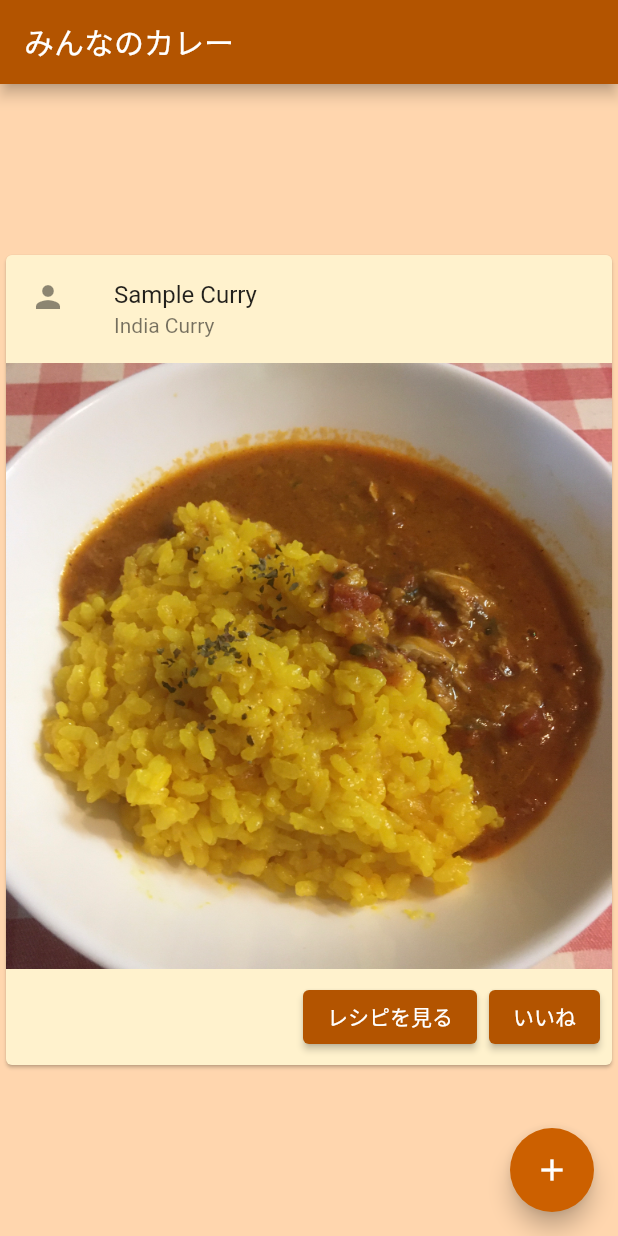
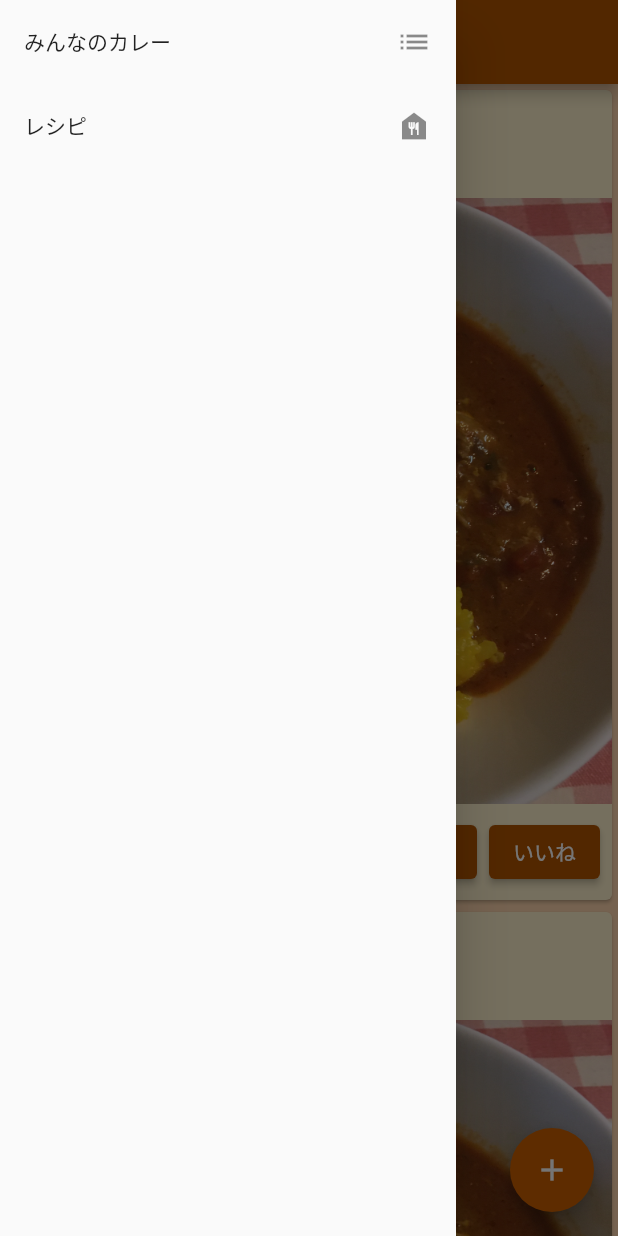
Before and after one commit to arie0703/curry_diary, a Flutter app: the screen it shows after launch, with the side drawer open (before the commit the screen has no drawer), on a phone screen of 412 x 824 dp. Run offline on Flutter 3.47's test engine with Material 2 defaults, Android fonts, the phone set to English and light mode, and no system bars; our stand-ins replace cloud_firestore, firebase_core; accounts and stored records are empty.

```diff
--- /dev/null
+++ b/lib/components/diary/Diaries.dart
@@ -0,0 +1,21 @@
+import 'package:flutter/material.dart';
+import 'package:curry_app/CustomClass.dart';
+import 'package:cloud_firestore/cloud_firestore.dart';
+import 'package:curry_app/components/diary/DiaryCard.dart';
+
+class Diaries extends StatefulWidget {
+  const Diaries({Key? key}) : super(key: key);
+  @override
+  _DiariesState createState() => _DiariesState();
+}
+
+class _DiariesState extends State<Diaries> {
+  @override
+  Widget build(BuildContext context) {
+    return (Center(
+      child: ListView(
+        children: [DiaryCard(), DiaryCard()],
+      ),
+    ));
+  }
+}
--- a/lib/components/PostCard.dart
+++ b/lib/components/diary/DiaryCard.dart
@@ -1,7 +1,8 @@
 import 'package:flutter/material.dart';
 import 'package:curry_app/CustomClass.dart';
 
-class PostCard extends StatelessWidget {
+class DiaryCard extends StatelessWidget {
+  const DiaryCard({Key? key}) : super(key: key);
   @override
   Widget build(BuildContext context) {
     return Card(
--- a/lib/components/diary/PostDiary.dart
+++ b/lib/components/diary/PostDiary.dart
@@ -3,6 +3,7 @@ import 'package:curry_app/CustomClass.dart';
 import 'package:cloud_firestore/cloud_firestore.dart';
 
 class PostDiary extends StatefulWidget {
+  const PostDiary({Key? key}) : super(key: key);
   @override
   _PostDiaryState createState() => _PostDiaryState();
 }
--- a/lib/main.dart
+++ b/lib/main.dart
@@ -1,7 +1,8 @@
 import 'package:flutter/material.dart';
 import 'package:curry_app/CustomClass.dart';
-import 'package:curry_app/components/PostCard.dart';
+import 'package:curry_app/components/diary/Diaries.dart';
 import 'package:curry_app/components/diary/PostDiary.dart';
+import 'package:curry_app/components/recipe/Recipes.dart';
 import 'package:firebase_core/firebase_core.dart';
 
 void main() {
@@ -48,53 +49,52 @@ class MyHomePage extends StatefulWidget {
 }
 
 class _MyHomePageState extends State<MyHomePage> {
-  int _counter = 0;
+  int _selectedNavContent = 0;
+  int _selectedPage = 0;
 
-  void _incrementCounter() {
+  void _onItemTapped(int index) {
     setState(() {
-      // This call to setState tells the Flutter framework that something has
-      // changed in this State, which causes it to rerun the build method below
-      // so that the display can reflect the updated values. If we changed
-      // _counter without calling setState(), then the build method would not be
-      // called again, and so nothing would appear to happen.
-      _counter++;
+      _selectedPage = index;
+      if (index < 3) {
+        _selectedNavContent = index;
+      }
     });
   }
 
   @override
   Widget build(BuildContext context) {
-    // This method is rerun every time setState is called, for instance as done
-    // by the _incrementCounter method above.
-    //
-    // The Flutter framework has been optimized to make rerunning build methods
-    // fast, so that you can just rebuild anything that needs updating rather
-    // than having to individually change instances of widgets.
+    List<Widget> _pageList = <Widget>[
+      Diaries(),
+      Recipes(),
+    ];
+
     return Scaffold(
       appBar: AppBar(
         // Here we take the value from the MyHomePage object that was created by
         // the App.build method, and use it to set our appbar title.
         title: Text(widget.title),
       ),
-      body: Center(
-        // Center is a layout widget. It takes a single child and positions it
-        // in the middle of the parent.
-        child: Column(
-          // Column is also a layout widget. It takes a list of children and
-          // arranges them vertically. By default, it sizes itself to fit its
-          // children horizontally, and tries to be as tall as its parent.
-          //
-          // Invoke "debug painting" (press "p" in the console, choose the
-          // "Toggle Debug Paint" action from the Flutter Inspector in Android
-          // Studio, or the "Toggle Debug Paint" command in Visual Studio Code)
-          // to see the wireframe for each widget.
-          //
-          // Column has various properties to control how it sizes itself and
-          // how it positions its children. Here we use mainAxisAlignment to
-          // center the children vertically; the main axis here is the vertical
-          // axis because Columns are vertical (the cross axis would be
-          // horizontal).
-          mainAxisAlignment: MainAxisAlignment.center,
-          children: <Widget>[PostCard()],
+      body: Center(child: _pageList.elementAt(_selectedPage)),
+      drawer: Drawer(
+        child: ListView(
+          children: [
+            ListTile(
+              title: Text("みんなのカレー"),
+              trailing: Icon(Icons.list),
+              onTap: () {
+                _onItemTapped(0);
+                Navigator.pop(context);
+              },
+            ),
+            ListTile(
+              title: Text("レシピ"),
+              trailing: Icon(Icons.food_bank),
+              onTap: () {
+                _onItemTapped(1);
+                Navigator.pop(context);
+              },
+            ),
+          ],
         ),
       ),
       floatingActionButton: FloatingActionButton(
```
Also changed, not shown: lib/components/recipe/RecipeCard.dart (added, +27 -0 lines), lib/components/recipe/Recipes.dart (added, +20 -0 lines), 1 other file.
